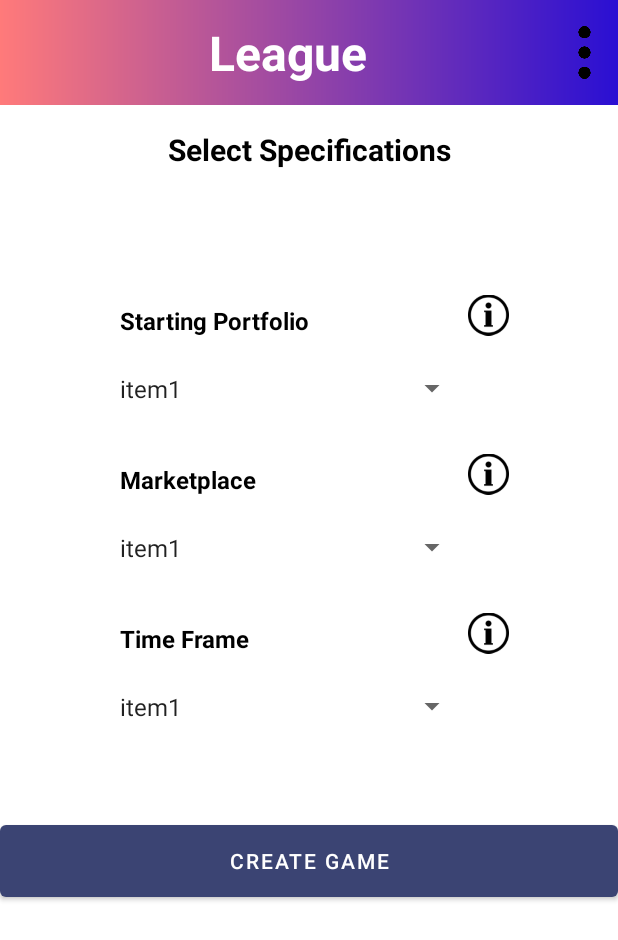
After one commit to abhishekauti/Abhishek_stockz, an Android app: the PracticeMode1 screen opened directly, with no data from a screen before it, on a phone screen of 412 x 824 dp. The commit adds this screen. Shown: the top 940 px of the screen. Run offline under Robolectric (Android 15) with nearby library versions, the light colour scheme and no system bars.

Commit message:
practice mode two screens added

```diff
--- /dev/null
+++ b/app/src/main/java/com/main/app/practice/PracticeMode1.kt
@@ -0,0 +1,12 @@
+package com.main.app.practice
+
+import androidx.appcompat.app.AppCompatActivity
+import android.os.Bundle
+import com.main.app.R
+
+class PracticeMode1 : AppCompatActivity() {
+    override fun onCreate(savedInstanceState: Bundle?) {
+        super.onCreate(savedInstanceState)
+        setContentView(R.layout.activity_practice_mode1)
+    }
+}
--- /dev/null
+++ b/app/src/main/res/layout/activity_practice_mode1.xml
@@ -0,0 +1,194 @@
+<?xml version="1.0" encoding="utf-8"?>
+<LinearLayout
+    xmlns:android="http://schemas.android.com/apk/res/android"
+    xmlns:tools="http://schemas.android.com/tools"
+    xmlns:app="http://schemas.android.com/apk/res-auto"
+    android:layout_width="match_parent"
+    android:layout_height="match_parent"
+    android:orientation="vertical">
+
+    <!--toolbar-->
+    <com.google.android.material.appbar.MaterialToolbar
+        android:id="@+id/toolbaar_pl1"
+        android:layout_width="match_parent"
+        android:layout_height="70dp"
+        android:background="@drawable/header_gradient"
+        android:theme="@style/ThemeOverlay.AppCompat.ActionBar"
+        app:popupTheme="@style/ThemeOverlay.AppCompat.Light">
+
+        <LinearLayout
+            android:layout_width="match_parent"
+            android:layout_height="match_parent"
+            android:orientation="horizontal">
+
+            <TextView
+                android:layout_width="0dp"
+                android:layout_height="match_parent"
+                android:text="League"
+                android:textStyle="bold"
+                android:textSize="32sp"
+                android:textColor="#ffffff"
+                android:gravity="center"
+                android:layout_weight="0.8"/>
+
+            <ImageView
+                android:layout_width="0dp"
+                android:layout_weight="0.1"
+                android:layout_height="match_parent"
+                android:src="@drawable/dots"
+                />
+        </LinearLayout>
+    </com.google.android.material.appbar.MaterialToolbar>
+
+
+    <TextView
+        android:layout_width="match_parent"
+        android:layout_height="60dp"
+        android:text="Select Specifications"
+        android:textStyle="bold"
+        android:textSize="20sp"
+        android:textColor="#000000"
+        android:gravity="center"/>
+
+    <LinearLayout
+        android:orientation="vertical"
+        android:layout_width="match_parent"
+        android:layout_height="wrap_content">
+        <LinearLayout
+            android:layout_width="match_parent"
+            android:layout_height="match_parent"
+            android:orientation="vertical"
+            android:layout_margin="48dp">
+
+            <LinearLayout
+                android:orientation="horizontal"
+                android:layout_width="match_parent"
+                android:layout_height="wrap_content">
+
+                <TextView
+                    android:layout_width="0dp"
+                    android:layout_height="40dp"
+                    android:layout_weight="0.9"
+                    android:text="Starting Portfolio"
+                    android:textColor="#000000"
+                    android:textStyle="bold"
+                    android:textSize="16sp"
+                    android:gravity="center_vertical"
+                    android:paddingLeft="16dp"
+                    android:layout_marginTop="16dp"
+                    android:layout_marginLeft="16dp"/>
+
+                <ImageView
+                    android:layout_width="0dp"
+                    android:layout_height="40dp"
+                    android:src="@drawable/hint"
+                    android:layout_weight="0.1"
+                    android:layout_marginEnd="24dp"
+                    android:layout_marginTop="12dp"
+                    />
+
+            </LinearLayout>
+
+            <Spinner
+                android:id="@+id/spinner_starting_portfolio"
+                android:layout_width="match_parent"
+                android:layout_height="50dp"
+                android:layout_marginStart="16dp"
+                android:layout_marginEnd="52dp"
+                android:paddingLeft="8dp"
+                android:entries="@array/spinnerItems"/>
+
+
+            <!--            marketplace-->
+
+            <LinearLayout
+                android:orientation="horizontal"
+                android:layout_width="match_parent"
+                android:layout_height="wrap_content">
+
+                <TextView
+                    android:layout_width="0dp"
+                    android:layout_height="40dp"
+                    android:layout_weight="0.9"
+                    android:text="Marketplace"
+                    android:textColor="#000000"
+                    android:textStyle="bold"
+                    android:textSize="16sp"
+                    android:gravity="center_vertical"
+                    android:paddingLeft="16dp"
+                    android:layout_marginTop="16dp"
+                    android:layout_marginLeft="16dp"/>
+
+                <ImageView
+                    android:layout_width="0dp"
+                    android:layout_height="40dp"
+                    android:src="@drawable/hint"
+                    android:layout_weight="0.1"
+                    android:layout_marginEnd="24dp"
+                    android:layout_marginTop="12dp"
+                    />
+
+            </LinearLayout>
+
+            <Spinner
+                android:id="@+id/spinner_market_portfolio"
+                android:layout_width="match_parent"
+                android:layout_height="50dp"
+                android:layout_marginStart="16dp"
+                android:layout_marginEnd="52dp"
+                android:paddingLeft="8dp"
+                android:entries="@array/spinnerItems"/>
+
+
+            <!--            Timeframe-->
+
+            <LinearLayout
+                android:orientation="horizontal"
+                android:layout_width="match_parent"
+                android:layout_height="wrap_content">
+
+                <TextView
+                    android:layout_width="0dp"
+                    android:layout_height="40dp"
+                    android:layout_weight="0.9"
+                    android:text="Time Frame"
+                    android:textColor="#000000"
+                    android:textStyle="bold"
+                    android:textSize="16sp"
+                    android:gravity="center_vertical"
+                    android:paddingLeft="16dp"
+                    android:layout_marginTop="16dp"
+                    android:layout_marginLeft="16dp"/>
+
+                <ImageView
+                    android:layout_width="0dp"
+                    android:layout_height="40dp"
+                    android:src="@drawable/hint"
+                    android:layout_weight="0.1"
+                    android:layout_marginEnd="24dp"
+                    android:layout_marginTop="12dp"
+                    />
+
+            </LinearLayout>
+
+            <Spinner
+                android:id="@+id/spinner_timeframe"
+                android:layout_width="match_parent"
+                android:layout_height="50dp"
+                android:layout_marginStart="16dp"
+                android:layout_marginEnd="52dp"
+                android:paddingLeft="8dp"
+                android:entries="@array/spinnerItems"/>
+
+        </LinearLayout>
+
+
+
+    </LinearLayout>
+
+    <Button
+        android:layout_width="match_parent"
+        android:layout_height="60dp"
+        android:text="Create Game"/>
+
+</LinearLayout>
--- /dev/null
+++ b/app/src/main/res/values/arrays.xml
@@ -0,0 +1,15 @@
+<?xml version="1.0" encoding="utf-8"?>
+<resources>
+    <string-array name="spinnerItems">
+        <item>item1</item>
+        <item>item2</item>
+        <item>item3</item>
+        <item>item4</item>
+    </string-array>
+
+    <string-array name="spinnerItems_gameplay">
+        <item>Classic</item>
+        <item>Versus</item>
+        <item>Time Attack</item>
+    </string-array>
+</resources>
```
Also changed, not shown: app/src/main/AndroidManifest.xml (+8 -8 lines), app/src/main/java/com/main/app/fragments/homeFragments/HomeScreen.kt (+16 -0 lines), app/src/main/java/com/main/app/practice/PracticeMode2.kt (added, +12 -0 lines), app/src/main/res/layout/activity_practice_mode2.xml (added, +108 -0 lines), app/src/main/res/layout/fragment_home_screen.xml (+16 -0 lines), app/src/main/res/drawable/dots.png (added), app/src/main/res/drawable/hint.png (added).
